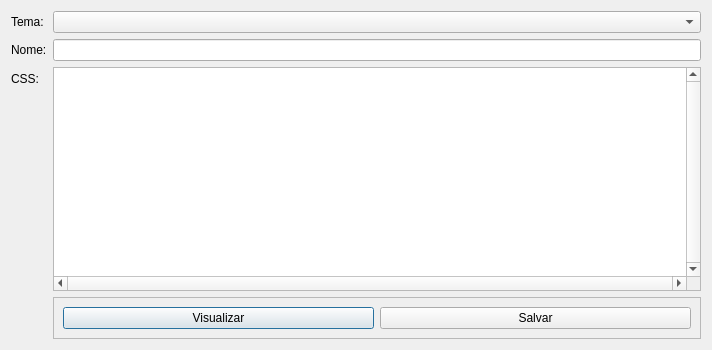
marcelbonnet/QStage, file DialogTemaEditor.ui: the form before one commit.
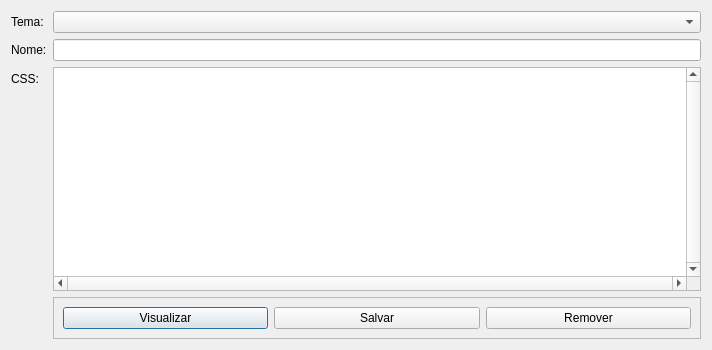
The form after the commit.

Commit message: implementa editor de temas

The edit to the form file:
```diff
--- a/DialogTemaEditor.ui
+++ b/DialogTemaEditor.ui
@@ -74,6 +74,13 @@
         </property>
        </widget>
       </item>
+      <item row="0" column="2">
+       <widget class="QPushButton" name="btnRemover">
+        <property name="text">
+         <string>Remover</string>
+        </property>
+       </widget>
+      </item>
      </layout>
     </widget>
    </item>
```
The commit also changes 5 other files.
